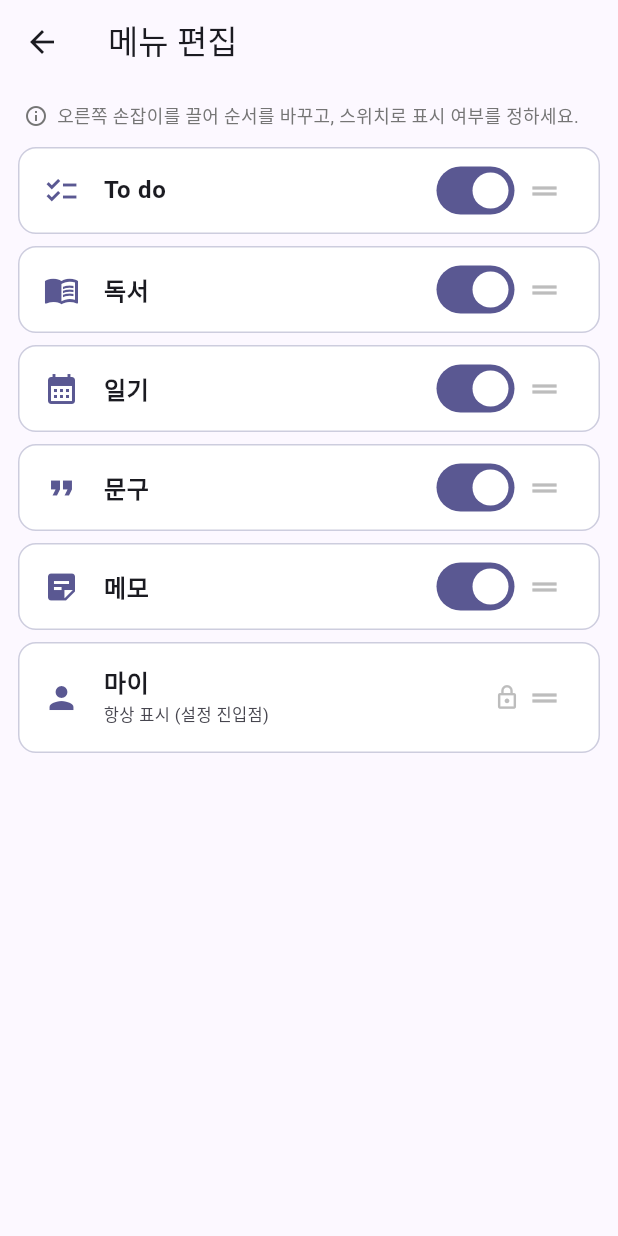
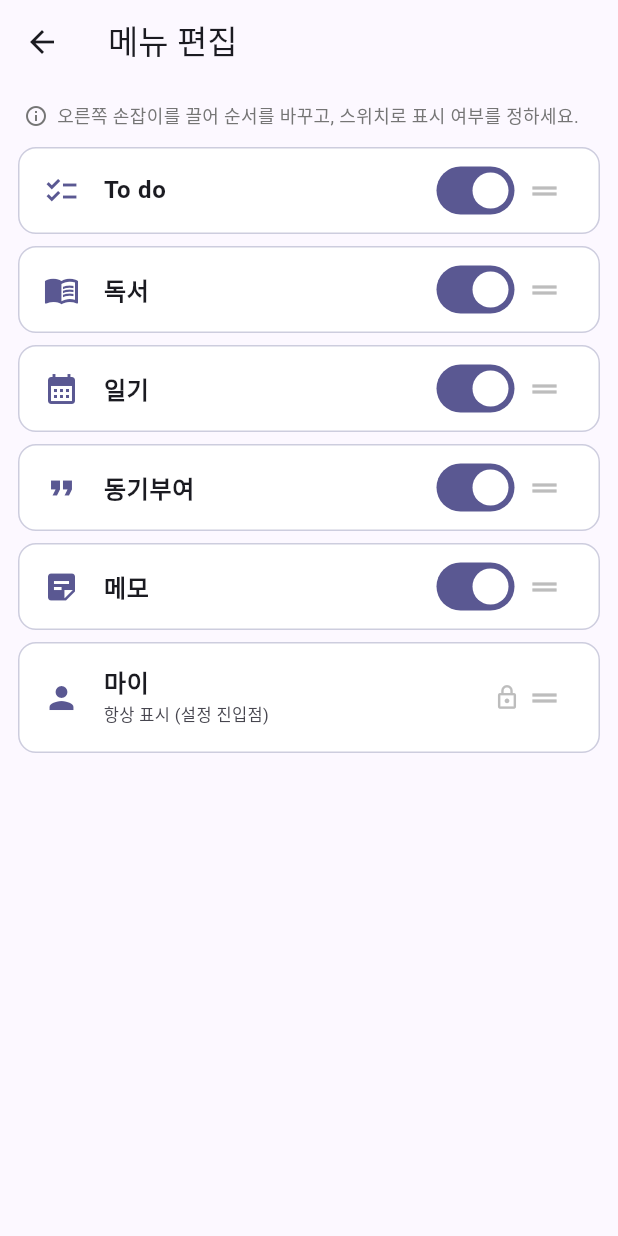
Before and after one commit to hongsytop-tech/Mobile-Application-Maker, a Flutter app: the MenuSettingsScreen screen opened directly, on a phone screen of 412 x 824 dp. Run offline on Flutter 3.47's test engine with Material 3 defaults, Android fonts, the phone set to English and light mode, and no system bars; our stand-ins replace cached_network_image, dio, fl_chart, flutter_dotenv, flutter_local_notifications, flutter_riverpod and 7 more; missing offline and left inert: dart:html; accounts and stored records are empty; network calls fail; Roboto replaces fonts that are missing (Pretendard).

Commit message:
feat(shell): 하단 탭 '문구' → '동기부여'

```diff
--- a/lib/shell/app_tabs.dart
+++ b/lib/shell/app_tabs.dart
@@ -53,7 +53,7 @@ final Map<String, AppTab> kAppTabs = {
   ),
   'quotes': AppTab(
     id: 'quotes',
-    label: '문구',
+    label: '동기부여',
     icon: Icons.format_quote_outlined,
     selectedIcon: Icons.format_quote,
     builder: (_) => const QuotesScreen(),
```
